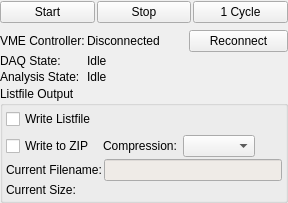
Above: src/daqcontrol_widget.ui from flueke/mvme before the change. Below: the same form after it.
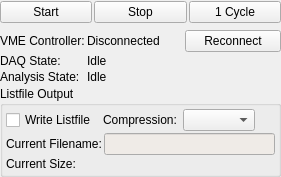
That is the form after the change.

Commit message: change: always write ZIP listfiles

The edit to the form file:
```diff
--- a/src/daqcontrol_widget.ui
+++ b/src/daqcontrol_widget.ui
@@ -6,8 +6,8 @@
    <rect>
     <x>0</x>
     <y>0</y>
-    <width>288</width>
-    <height>203</height>
+    <width>281</width>
+    <height>177</height>
    </rect>
   </property>
   <property name="windowTitle">
@@ -166,7 +166,7 @@
            <property name="frameShape">
             <enum>QFrame::NoFrame</enum>
            </property>
-           <layout class="QGridLayout" name="gridLayout" columnstretch="0,0,1,2">
+           <layout class="QGridLayout" name="gridLayout" columnstretch="0,0,0,0">
             <property name="leftMargin">
              <number>0</number>
             </property>
@@ -179,13 +179,6 @@
             <property name="bottomMargin">
              <number>0</number>
             </property>
-            <item row="1" column="0">
-             <widget class="QCheckBox" name="cb_writeZip">
-              <property name="text">
-               <string>Write to ZIP</string>
-              </property>
-             </widget>
-            </item>
             <item row="0" column="0">
              <widget class="QCheckBox" name="cb_writeListfile">
               <property name="text">
@@ -193,17 +186,17 @@
               </property>
              </widget>
             </item>
-            <item row="1" column="2">
+            <item row="0" column="2">
              <widget class="QComboBox" name="combo_compression"/>
             </item>
-            <item row="1" column="1">
+            <item row="0" column="1">
              <widget class="QLabel" name="label_4">
               <property name="text">
                <string>Compression:</string>
               </property>
              </widget>
             </item>
-            <item row="1" column="3">
+            <item row="0" column="3">
              <spacer name="horizontalSpacer">
               <property name="orientation">
                <enum>Qt::Horizontal</enum>
@@ -211,7 +204,7 @@
               <property name="sizeHint" stdset="0">
                <size>
                 <width>1</width>
-                <height>5</height>
+                <height>1</height>
                </size>
               </property>
              </spacer>
```
The commit also changes 2 other files.
